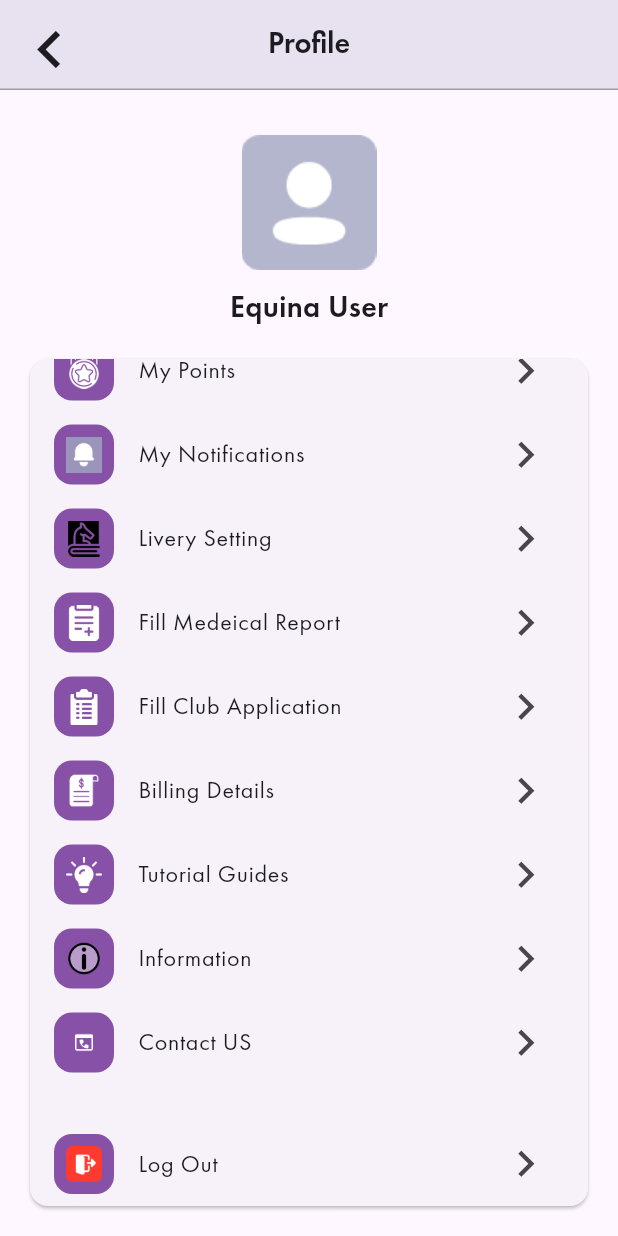
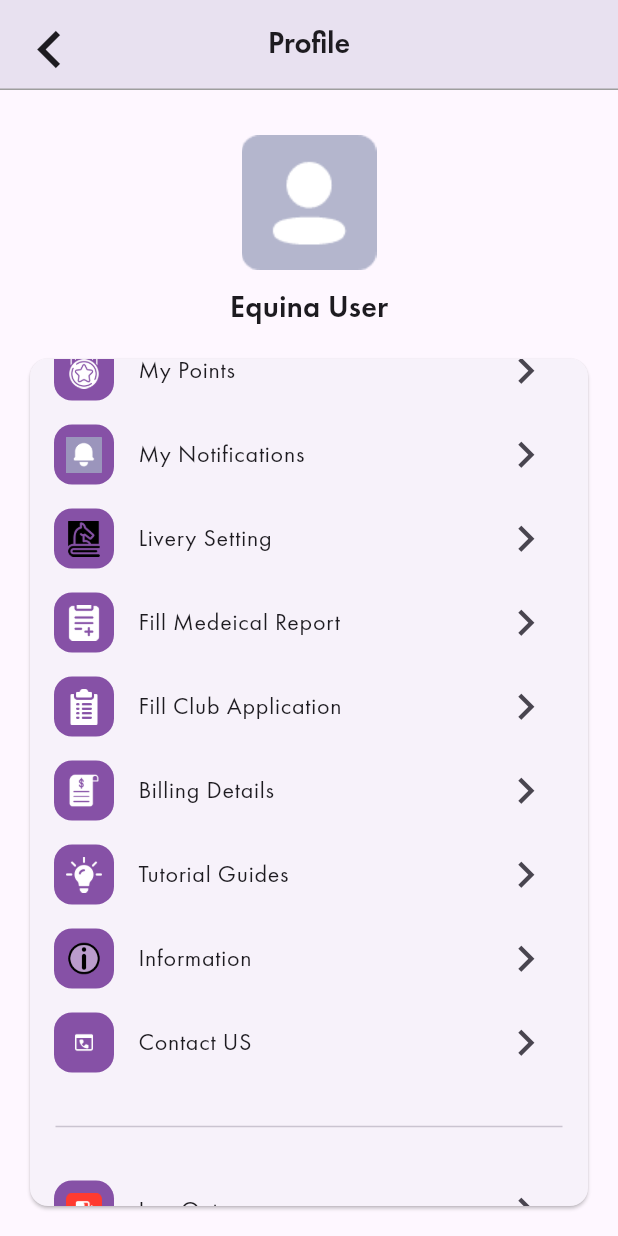
Before and after one commit to AhmedFared888/equina, a Flutter app: the screen it shows after launch, scrolled down 91 dp, on a phone screen of 412 x 824 dp. Run offline on Flutter 3.47's test engine with Material 3 defaults, Android fonts, the phone set to English and light mode, and no system bars.

Commit message:
adding the divider to profile screen

```diff
--- a/lib/Features/profile/presentation/views/widgets/profile_list_view.dart
+++ b/lib/Features/profile/presentation/views/widgets/profile_list_view.dart
@@ -59,7 +59,14 @@ class ProfileListView extends StatelessWidget {
           onTap: () {},
         ),
         SizedBox(
-          height: 25,
+          height: 20,
+        ),
+        Padding(
+          padding: const EdgeInsets.symmetric(horizontal: 17),
+          child: Divider(),
+        ),
+        SizedBox(
+          height: 20,
         ),
         ProfileListViewItem(
           title: 'Log Out',
```
